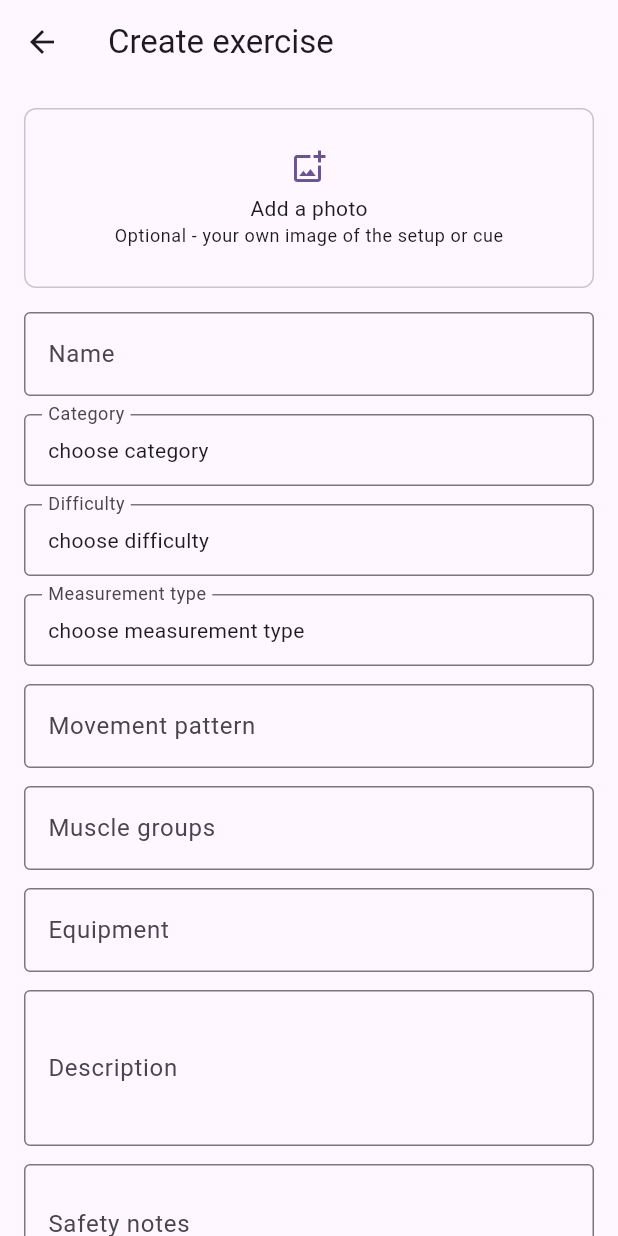
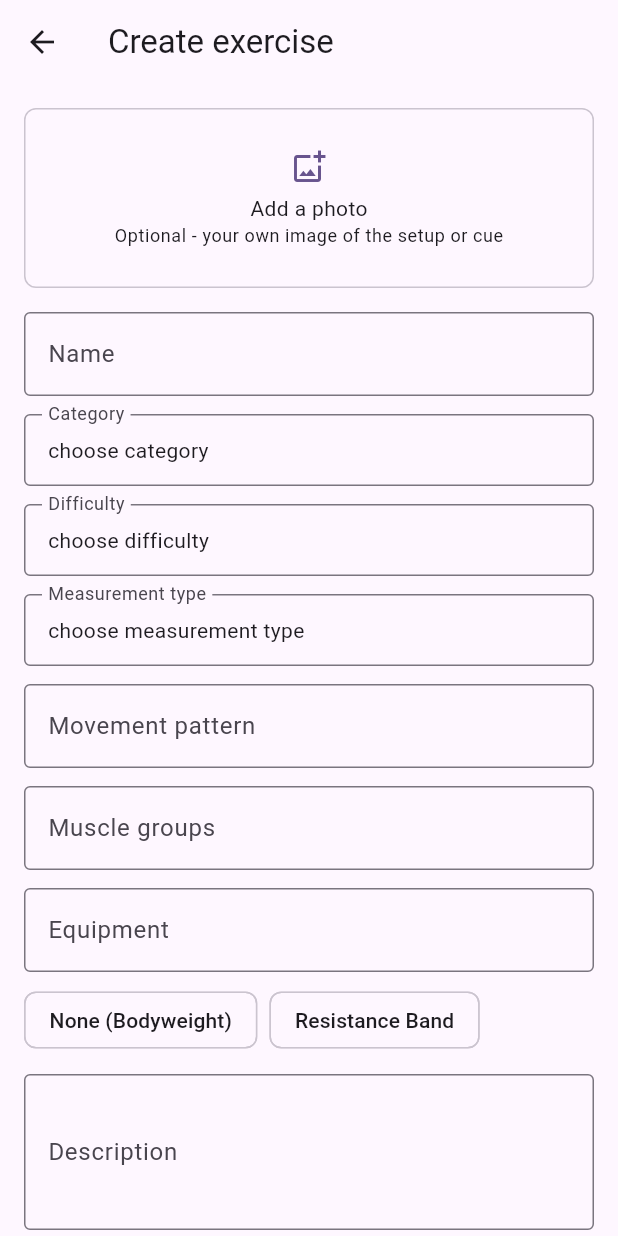
Before and after one commit to erikeppinger/glossarium_athleticum, a Flutter app: the CreateExerciseScreen screen opened directly, on a phone screen of 412 x 824 dp. Run offline on Flutter 3.47's test engine with Material 3 defaults, Android fonts, the phone set to English and light mode, and no system bars; our stand-ins replace csv, drift, drift_flutter, file_picker, fl_chart, flutter_local_notifications and 7 more; missing offline and left inert: cryptography, receive_sharing_intent; accounts and stored records are empty; generated files the repository leaves out were written again.

Commit message:
Add equipment quick-picks for no-external-weight exercises
Exercises like ab rollouts or band work don't need a fixed external
weight, but the Equipment field was plain free text with nothing to
guide someone toward the exact values the seed library and
equipment_matching.dart already recognize for "doable regardless of
what equipment you have". Adds tappable "None (Bodyweight)" and
"Resistance Band" quick picks next to the field.

Co-Authored-By: Claude Sonnet 5 <noreply@anthropic.com>

```diff
--- a/lib/features/exercise_library/create_exercise_screen.dart
+++ b/lib/features/exercise_library/create_exercise_screen.dart
@@ -253,6 +253,26 @@ class _CreateExerciseScreenState extends ConsumerState<CreateExerciseScreen> {
             labelText: 'Equipment',
             border: OutlineInputBorder(),
           ),
+        ),
+        const SizedBox(height: 8),
+        // Quick picks for exercises that need no fixed external weight (ab
+        // rollouts, band work, ...) - exact values the seed library and
+        // lib/logic/equipment_matching.dart already recognize (a
+        // "None (Bodyweight)"-style value always counts as doable
+        // regardless of what equipment someone has), so typing them by hand
+        // isn't the only way to get this right.
+        Wrap(
+          spacing: 8,
+          children: [
+            for (final suggestion in const [
+              'None (Bodyweight)',
+              'Resistance Band',
+            ])
+              ActionChip(
+                label: Text(suggestion),
+                onPressed: () => _equipmentController.text = suggestion,
+              ),
+          ],
         ),
         const SizedBox(height: 12),
         TextField(
```
Also changed, not shown: 1 other file.
